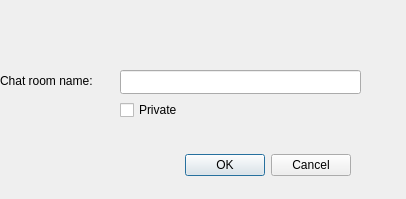
The window that Chat/UIChat/CreateChatRoom.ui (VitaliyKolbasiuk/Chat) describes before a commit, drawn with Qt 5.
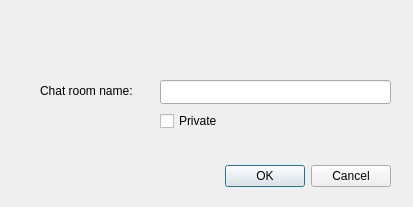
The same window after the commit.

Commit message: Finish implementation of creating chat room. Start to implement sending messages in chat rooms

Diff of the .ui file:
```diff
--- a/Chat/UIChat/CreateChatRoom.ui
+++ b/Chat/UIChat/CreateChatRoom.ui
@@ -6,8 +6,8 @@
    <rect>
     <x>0</x>
     <y>0</y>
-    <width>406</width>
-    <height>199</height>
+    <width>413</width>
+    <height>207</height>
    </rect>
   </property>
   <property name="windowTitle">
@@ -16,8 +16,8 @@
   <widget class="QDialogButtonBox" name="buttonBox">
    <property name="geometry">
     <rect>
-     <x>10</x>
-     <y>149</y>
+     <x>50</x>
+     <y>160</y>
      <width>341</width>
      <height>32</height>
     </rect>
@@ -29,35 +29,12 @@
     <set>QDialogButtonBox::Cancel|QDialogButtonBox::Ok</set>
    </property>
   </widget>
-  <widget class="QLabel" name="m_label">
-   <property name="geometry">
-    <rect>
-     <x>0</x>
-     <y>70</y>
-     <width>131</width>
-     <height>21</height>
-    </rect>
-   </property>
-   <property name="text">
-    <string>Chat room name:</string>
-   </property>
-  </widget>
-  <widget class="QLineEdit" name="m_chatRoomName">
-   <property name="geometry">
-    <rect>
-     <x>120</x>
-     <y>70</y>
-     <width>241</width>
-     <height>24</height>
-    </rect>
-   </property>
-  </widget>
   <widget class="QCheckBox" name="m_privateCBox">
    <property name="geometry">
     <rect>
-     <x>120</x>
-     <y>99</y>
-     <width>78</width>
+     <x>160</x>
+     <y>110</y>
+     <width>71</width>
      <height>22</height>
     </rect>
    </property>
@@ -65,6 +42,29 @@
     <string>Private</string>
    </property>
   </widget>
+  <widget class="QLineEdit" name="m_chatRoomName">
+   <property name="geometry">
+    <rect>
+     <x>160</x>
+     <y>80</y>
+     <width>231</width>
+     <height>24</height>
+    </rect>
+   </property>
+  </widget>
+  <widget class="QLabel" name="m_label_2">
+   <property name="geometry">
+    <rect>
+     <x>40</x>
+     <y>80</y>
+     <width>121</width>
+     <height>21</height>
+    </rect>
+   </property>
+   <property name="text">
+    <string>Chat room name:</string>
+   </property>
+  </widget>
  </widget>
  <resources/>
  <connections>
```
The commit also changes 10 other files.
